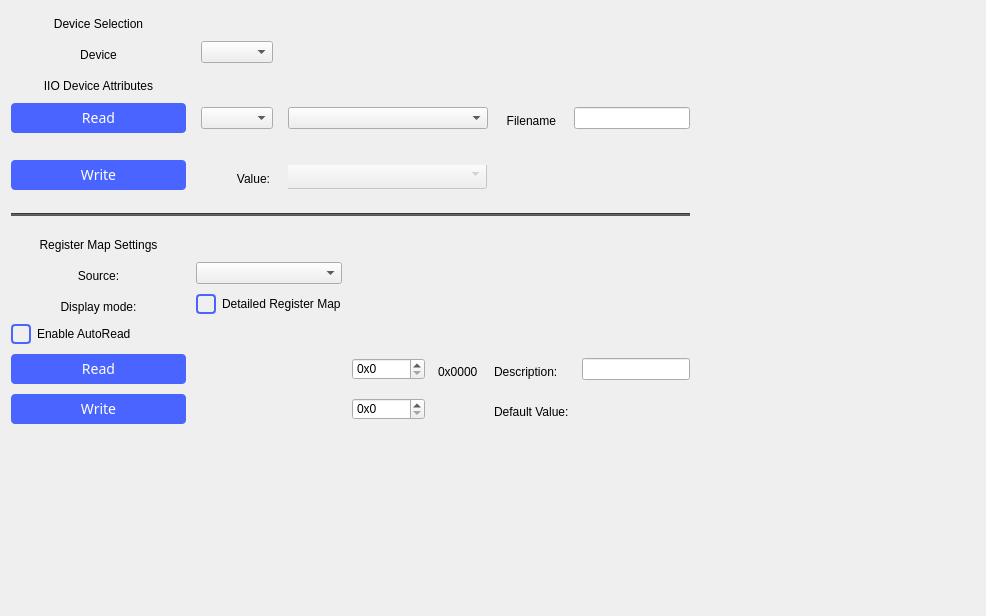
This is ui/debugger.ui in analogdevicesinc/scopy as Qt 5 draws it before an edit. The edited form follows.
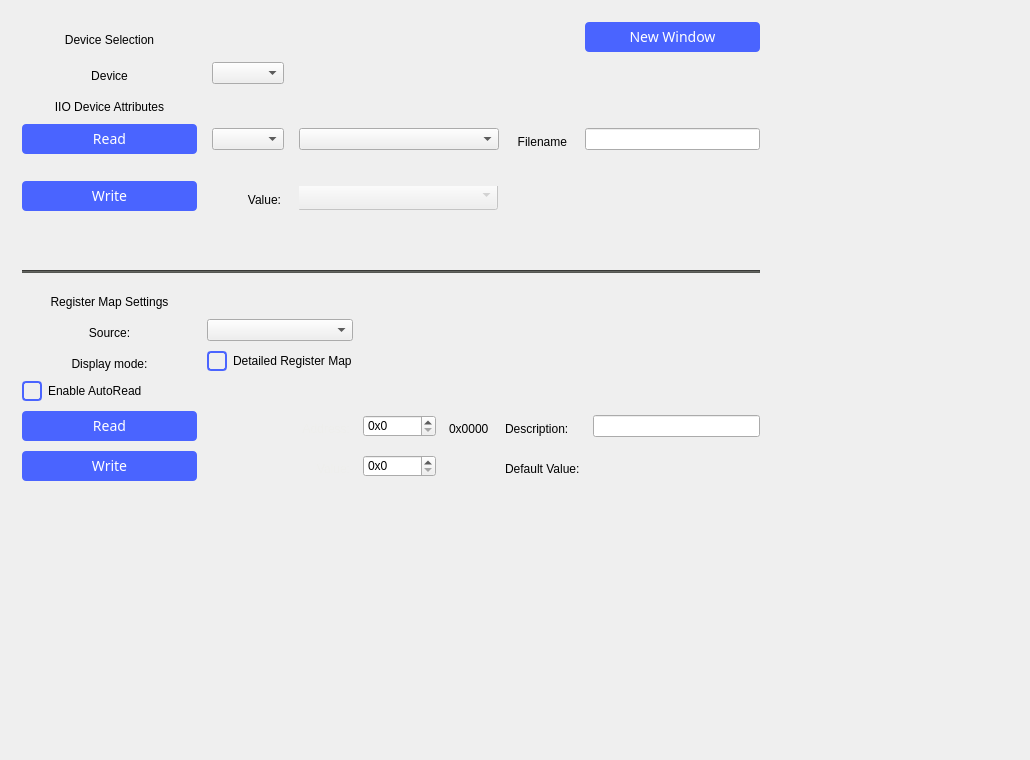
This is the edited form. Custom widgets are drawn as their Qt base class.

Commit message: Debugger: Added detached window functionality

The edit to the form file:
```diff
--- a/ui/debugger.ui
+++ b/ui/debugger.ui
@@ -9,8 +9,8 @@
    <rect>
     <x>0</x>
     <y>0</y>
-    <width>986</width>
-    <height>616</height>
+    <width>1030</width>
+    <height>760</height>
    </rect>
   </property>
   <property name="sizePolicy">
@@ -119,6 +119,9 @@
     <number>0</number>
    </property>
    <item>
+    <widget class="adiscope::DetachDragZone" name="dragContainer" native="true">
+     <layout class="QHBoxLayout" name="horizontalLayout_10">
+      <item>
     <widget class="QWidget" name="container" native="true">
      <property name="sizePolicy">
       <sizepolicy hsizetype="Expanding" vsizetype="Expanding">
@@ -393,6 +396,13 @@
              </property>
             </spacer>
            </item>
+              <item row="0" column="4">
+               <widget class="QPushButton" name="newWindowButton">
+                <property name="text">
+                 <string>New Window</string>
+                </property>
+               </widget>
+              </item>
           </layout>
          </item>
         </layout>
@@ -684,10 +694,21 @@
       </size>
      </property>
     </spacer>
+      </item>
+     </layout>
+    </widget>
    </item>
   </layout>
  </widget>
  <layoutdefault spacing="6" margin="11"/>
+ <customwidgets>
+  <customwidget>
+   <class>adiscope::DetachDragZone</class>
+   <extends>QWidget</extends>
+   <header>detachdragzone.h</header>
+   <container>1</container>
+  </customwidget>
+ </customwidgets>
  <resources/>
  <connections/>
 </ui>
```
Left out of the diff: 26 changed lines with no effect on the pictures. Lines whose indentation alone changed are shown as unchanged. The commit also changes 4 other files.
